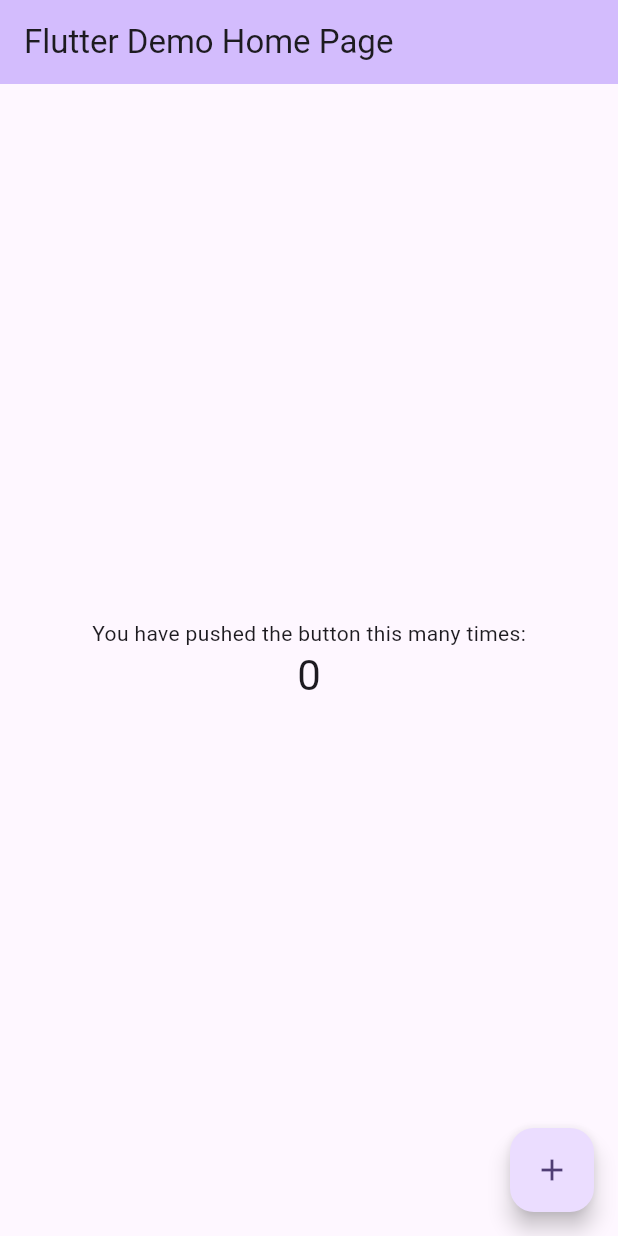
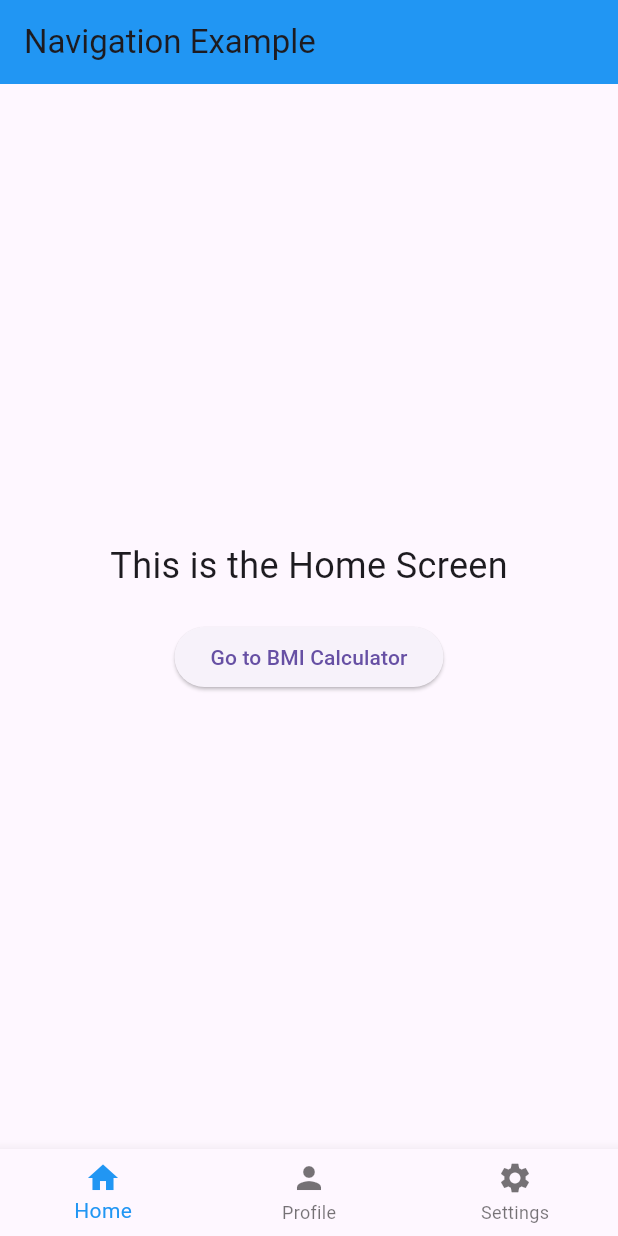
Before and after one commit to Kms3506/flutter_study, a Flutter app: the screen it shows after launch, on a phone screen of 412 x 824 dp. Run offline on Flutter 3.47's test engine with Material 3 defaults, Android fonts, the phone set to English and light mode, and no system bars.

Commit message:
0507
하단 네비게이션, bmi

```diff
--- /dev/null
+++ b/flutter_study/lib/components/screen1.dart
@@ -0,0 +1,31 @@
+import 'package:flutter/material.dart';
+import 'bmi.dart';
+
+class Screen1 extends StatelessWidget {
+  @override
+  Widget build(BuildContext context) {
+    return Scaffold(
+      body: Center(
+        child: Column(
+          mainAxisAlignment: MainAxisAlignment.center,
+          children: <Widget>[
+            Text(
+              'This is the Home Screen',
+              style: TextStyle(fontSize: 24.0),
+            ),
+            SizedBox(height: 20),
+            ElevatedButton(
+              onPressed: () {
+                Navigator.push(
+                  context,
+                  MaterialPageRoute(builder: (context) => Bmi()),
+                );
+              },
+              child: Text('Go to BMI Calculator'),
+            ),
+          ],
+        ),
+      ),
+    );
+  }
+}
--- a/flutter_study/lib/main.dart
+++ b/flutter_study/lib/main.dart
@@ -1,125 +1,75 @@
 import 'package:flutter/material.dart';
+import 'components/screen1.dart';
+import 'components/screen2.dart';
+import 'components/screen3.dart';
 
 void main() {
-  runApp(const MyApp());
+  runApp(MyApp());
 }
 
 class MyApp extends StatelessWidget {
-  const MyApp({super.key});
-
-  // This widget is the root of your application.
   @override
   Widget build(BuildContext context) {
     return MaterialApp(
-      title: 'Flutter Demo',
+      debugShowCheckedModeBanner: false,
+      title: 'Navigation Example',
       theme: ThemeData(
-        // This is the theme of your application.
-        //
-        // TRY THIS: Try running your application with "flutter run". You'll see
-        // the application has a purple toolbar. Then, without quitting the app,
-        // try changing the seedColor in the colorScheme below to Colors.green
-        // and then invoke "hot reload" (save your changes or press the "hot
-        // reload" button in a Flutter-supported IDE, or press "r" if you used
-        // the command line to start the app).
-        //
-        // Notice that the counter didn't reset back to zero; the application
-        // state is not lost during the reload. To reset the state, use hot
-        // restart instead.
-        //
-        // This works for code too, not just values: Most code changes can be
-        // tested with just a hot reload.
-        colorScheme: ColorScheme.fromSeed(seedColor: Colors.deepPurple),
-        useMaterial3: true,
+        appBarTheme: AppBarTheme(
+          color: Colors.blue, // AppBar의 색상 변경
+        ),
       ),
-      home: const MyHomePage(title: 'Flutter Demo Home Page'),
+      home: MyHomePage(),
     );
   }
 }
 
 class MyHomePage extends StatefulWidget {
-  const MyHomePage({super.key, required this.title});
+  @override
+  _MyHomePageState createState() => _MyHomePageState();
 
-  // This widget is the home page of your application. It is stateful, meaning
-  // that it has a State object (defined below) that contains fields that affect
-  // how it looks.
-
-  // This class is the configuration for the state. It holds the values (in this
-  // case the title) provided by the parent (in this case the App widget) and
-  // used by the build method of the State. Fields in a Widget subclass are
-  // always marked "final".
-
-  final String title;
-
-  @override
-  State<MyHomePage> createState() => _MyHomePageState();
 }
 
 class _MyHomePageState extends State<MyHomePage> {
-  int _counter = 0;
+  int _selectedIndex = 0;
 
-  void _incrementCounter() {
+  final List<Widget> _widgetOptions = <Widget>[
+    Screen1(),
+    Screen2(),
+    Screen3(),
+  ];
+
+  void _onItemTapped(int index) {
     setState(() {
-      // This call to setState tells the Flutter framework that something has
-      // changed in this State, which causes it to rerun the build method below
-      // so that the display can reflect the updated values. If we changed
-      // _counter without calling setState(), then the build method would not be
-      // called again, and so nothing would appear to happen.
-      _counter++;
+      _selectedIndex = index;
     });
   }
 
   @override
   Widget build(BuildContext context) {
-    // This method is rerun every time setState is called, for instance as done
-    // by the _incrementCounter method above.
-    //
-    // The Flutter framework has been optimized to make rerunning build methods
-    // fast, so that you can just rebuild anything that needs updating rather
-    // than having to individually change instances of widgets.
     return Scaffold(
       appBar: AppBar(
-        // TRY THIS: Try changing the color here to a specific color (to
-        // Colors.amber, perhaps?) and trigger a hot reload to see the AppBar
-        // change color while the other colors stay the same.
-        backgroundColor: Theme.of(context).colorScheme.inversePrimary,
-        // Here we take the value from the MyHomePage object that was created by
-        // the App.build method, and use it to set our appbar title.
-        title: Text(widget.title),
+        title: Text('Navigation Example'),
       ),
-      body: Center(
-        // Center is a layout widget. It takes a single child and positions it
-        // in the middle of the parent.
-        child: Column(
-          // Column is also a layout widget. It takes a list of children and
-          // arranges them vertically. By default, it sizes itself to fit its
-          // children horizontally, and tries to be as tall as its parent.
-          //
-          // Column has various properties to control how it sizes itself and
-          // how it positions its children. Here we use mainAxisAlignment to
-          // center the children vertically; the main axis here is the vertical
-          // axis because Columns are vertical (the cross axis would be
-          // horizontal).
-          //
-          // TRY THIS: Invoke "debug painting" (choose the "Toggle Debug Paint"
-          // action in the IDE, or press "p" in the console), to see the
-          // wireframe for each widget.
-          mainAxisAlignment: MainAxisAlignment.center,
-          children: <Widget>[
-            const Text(
-              'You have pushed the button this many times:',
-            ),
-            Text(
-              '$_counter',
-              style: Theme.of(context).textTheme.headlineMedium,
-            ),
-          ],
-        ),
+      body: _widgetOptions.elementAt(_selectedIndex),
+      bottomNavigationBar: BottomNavigationBar(
+        items: const <BottomNavigationBarItem>[
+          BottomNavigationBarItem(
+            icon: Icon(Icons.home),
+            label: 'Home',
+          ),
+          BottomNavigationBarItem(
+            icon: Icon(Icons.person),
+            label: 'Profile',
+          ),
+          BottomNavigationBarItem(
+            icon: Icon(Icons.settings),
+            label: 'Settings',
+          ),
+        ],
+        currentIndex: _selectedIndex,
+        selectedItemColor: Colors.blue,
+        onTap: _onItemTapped,
       ),
-      floatingActionButton: FloatingActionButton(
-        onPressed: _incrementCounter,
-        tooltip: 'Increment',
-        child: const Icon(Icons.add),
-      ), // This trailing comma makes auto-formatting nicer for build methods.
     );
   }
 }
```
Also changed, not shown: flutter_study/lib/components/bmi.dart (added, +69 -0 lines), flutter_study/lib/components/screen2.dart (added, +15 -0 lines), flutter_study/lib/components/screen3.dart (added, +15 -0 lines), 1 other file.
